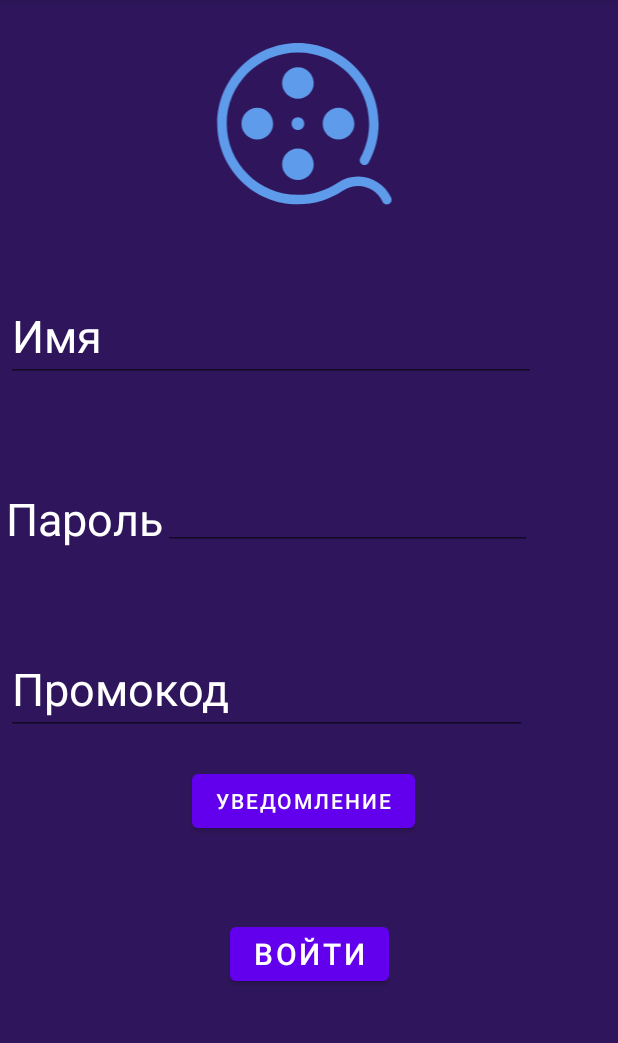
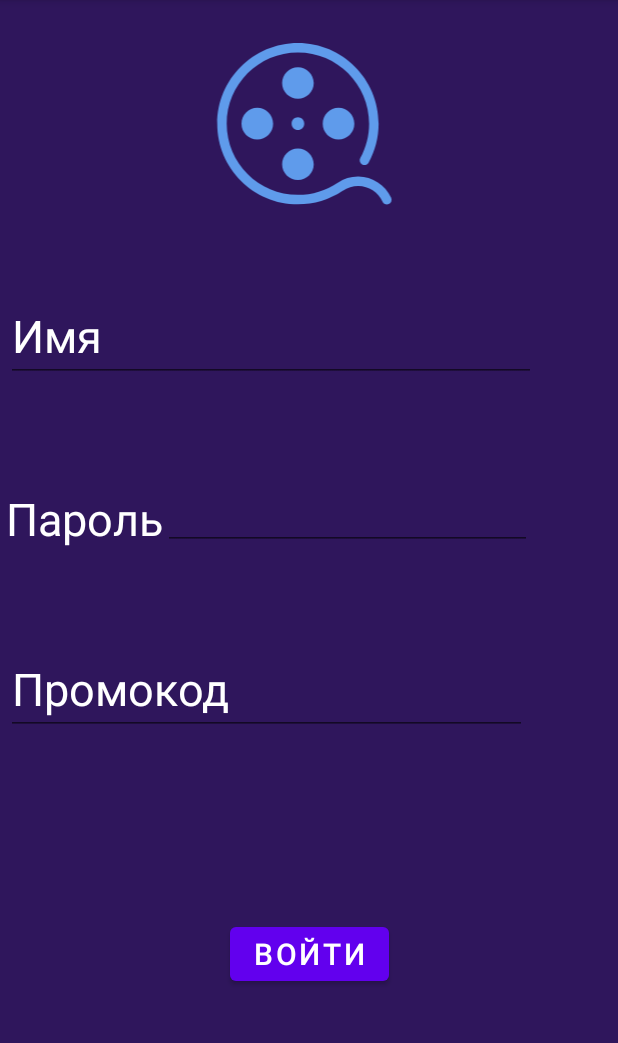
Before and after one commit to AlenaUl18/Fragment, an Android app: the fragment BlankFragment2 placed in its activity, on a phone screen of 412 x 824 dp, the part 84-1127 px from its top. Run offline under Robolectric (Android 15) with nearby library versions, the phone set to English and light mode, and no system bars.

Commit message:
UI И Model

```diff
--- a/app/src/main/java/com/example/my2/BlankFragment.java
+++ /dev/null
@@ -1,135 +0,0 @@
-package com.example.my2;
-
-import android.content.Context;
-import android.graphics.drawable.Drawable;
-import android.os.Bundle;
-
-import androidx.annotation.NonNull;
-import androidx.annotation.Nullable;
-import androidx.fragment.app.Fragment;
-
-import android.util.Log;
-import android.view.LayoutInflater;
-import android.view.View;
-import android.view.ViewGroup;
-import android.widget.Button;
-import android.widget.ImageView;
-import android.widget.TextView;
-import android.widget.Toast;
-
-public class BlankFragment extends Fragment {
-    public BlankFragment() {
-        super(R.layout.fragment_blank);
-    }
-    private final static String TAG = "ContentFragment";
-    private Context context;
-
-    @Override
-    public void onAttach(@NonNull Context context) {
-        super.onAttach(context);
-        Log.d(TAG, "onAttach");
-        Toast.makeText(context, "onAttach", Toast.LENGTH_LONG).show();
-        this.context = context;
-    }
-
-    @Override
-    public void onCreate(Bundle savedInstanceState) {
-        super.onCreate(savedInstanceState);
-        Log.d(TAG, "onCreate");
-        Toast.makeText(context, "onCreate", Toast.LENGTH_LONG).show();
-
-    }
-
-    @Override
-    public View onCreateView(LayoutInflater inflater, ViewGroup container,
-                             Bundle savedInstanceState) {
-        Log.d(TAG, "onCreateView");
-        Toast.makeText(context, "onCreateView", Toast.LENGTH_LONG).show();
-        return inflater.inflate(R.layout.fragment_blank, container, false);
-
-    }
-    @Override
-    public void onViewCreated(@NonNull View view, @Nullable Bundle savedInstanceState) {
-        super.onViewCreated(view, savedInstanceState);
-
-        TextView text = (TextView) view.findViewById(R.id.textView7);
-        String s = "КинотеатрMyCinema";
-        text.setText(s);
-
-        ImageView image = (ImageView) view.findViewById(R.id.imageView2);
-        Drawable draw = getResources().getDrawable(R.drawable.movie_player_play_video_svgrepo_com);
-        image.setImageDrawable(draw);
-        Log.d(TAG, "onViewCreated");
-        Toast.makeText(context, "onViewCreated", Toast.LENGTH_LONG).show();
-        Button button = view.findViewById(R.id.button3);
-        button.setOnClickListener(v -> { Bundle result = new Bundle();
-            result.putString("bundleKey", String.valueOf("Аня"));
-            getParentFragmentManager().setFragmentResult("requestKey", result); getParentFragmentManager().beginTransaction().replace(R.id.fragment_container_view, BlankFragment2.class, null).commit();});
-        Button button1 = view.findViewById(R.id.button);
-        button1.setOnClickListener(v -> {
-            getParentFragmentManager().beginTransaction().replace(R.id.fragment_container_view, BlankFragment3.class, null).commit();
-        });
-        Button button2 = view.findViewById(R.id.button2);
-        button2.setOnClickListener(v -> {
-            getParentFragmentManager().beginTransaction().replace(R.id.fragment_container_view, BlankFragment4.class, null).commit();
-        });
-    }
-    @Override
-    public void onViewStateRestored(@Nullable Bundle savedInstanceState) {
-        super.onViewStateRestored(savedInstanceState);
-        Log.d(TAG, "onViewStateRestored");
-        Toast.makeText(context, "onViewStateRestored", Toast.LENGTH_LONG).show();
-    }
-
-    @Override
-    public void onStart() {
-        super.onStart();
-        Log.d(TAG, "onStart");
-        Toast.makeText(context, "OnStart", Toast.LENGTH_LONG).show();
-    }
-
-    @Override
-    public void onResume() {
-        super.onResume();
-        Log.d(TAG, "onResume");
-        Toast.makeText(context, "OnResume", Toast.LENGTH_LONG).show();
-    }
-
-    @Override
-    public void onPause() {
-        super.onPause();
-        Log.d(TAG, "onPause");
-        Toast.makeText(context, "OnPause", Toast.LENGTH_LONG).show();
-    }
-
-    @Override
-    public void onStop() {
-        super.onStop();
-        Log.d(TAG, "onStop");
-        Toast.makeText(context, "OnStop", Toast.LENGTH_LONG).show();
-        if (getActivity().isFinishing()) {
-            getActivity().finish();
-        }
-    }
-
-    @Override
-    public void onDestroyView() {
-        Log.d(TAG, "onDestroyView");
-        Toast.makeText(context, "onDestroyView", Toast.LENGTH_LONG).show();
-        super.onDestroyView();
-    }
-
-    @Override
-    public void onDestroy() {
-        Log.d(TAG, "onDestroy");
-        Toast.makeText(context, "onDestroy", Toast.LENGTH_LONG).show();
-        super.onDestroy();
-    }
-
-    @Override
-    public void onDetach() {
-        Log.d(TAG, "onDetach");
-        Toast.makeText(context, "onDetach", Toast.LENGTH_LONG).show();
-        super.onDetach();
-    }
-}
--- a/app/src/main/java/com/example/my2/BlankFragment2.java
+++ /dev/null
@@ -1,110 +0,0 @@
-package com.example.my2;
-
-import static androidx.core.app.NotificationCompat.PRIORITY_HIGH;
-
-import android.app.NotificationChannel;
-import android.app.NotificationManager;
-import android.app.PendingIntent;
-import android.content.Context;
-import android.content.Intent;
-import android.content.pm.PackageManager;
-import android.os.Build;
-import android.os.Bundle;
-
-import androidx.annotation.NonNull;
-import androidx.annotation.Nullable;
-import androidx.core.app.ActivityCompat;
-import androidx.core.app.NotificationCompat;
-import androidx.core.app.NotificationManagerCompat;
-import androidx.fragment.app.Fragment;
-
-import android.view.LayoutInflater;
-import android.view.View;
-import android.view.ViewGroup;
-import android.widget.Button;
-import android.widget.LinearLayout;
-import android.widget.TextView;
-
-public class BlankFragment2 extends Fragment {
-    private NotificationManager notificationManager;
-    private static final int NOTIFY_ID = 1;
-    private static final String CHANNEL_ID = "CHANNEL_ID";
-
-    public BlankFragment2() {
-        super(R.layout.fragment_blank2);
-    }
-
-    public void onViewCreated(@NonNull View view, @Nullable Bundle savedInstanceState) {
-        super.onViewCreated(view, savedInstanceState);
-//        notificationManager = (NotificationManager) getActivity().getSystemService (Context.NOTIFICATION_SERVICE) ;
-//
-//        Button button = view.findViewById(R.id.button5);
-//        button.setOnClickListener(v -> {
-//            Intent intent = new Intent(getActivity(), MainActivity.class);
-//            intent.addFlags(Intent.FLAG_ACTIVITY_CLEAR_TASK | Intent.FLAG_ACTIVITY_NEW_TASK);
-//            PendingIntent pendingIntent = PendingIntent.getActivity(getActivity(), 0, intent, PendingIntent.FLAG_UPDATE_CURRENT);
-//            NotificationCompat.Builder notificationBuilder =
-//                   new NotificationCompat. Builder (getActivity(), CHANNEL_ID)
-//                            .setAutoCancel (false)
-//                            .setSmallIcon(R.drawable.ic_launcher_foreground)
-//                            .setWhen (System. currentTimeMillis())
-//                            .setContentIntent (pendingIntent)
-//                            .setContentTitle("Уведомление")
-//                            .setContentText("Выполнен вход в аккаунт")
-//                            .setPriority (PRIORITY_HIGH);
-//            createChannelIfNeeded(notificationManager) ;
-//            notificationManager.notify(NOTIFY_ID, notificationBuilder.build());
-//
-//
-//            //getParentFragmentManager().beginTransaction().replace(R.id.fragment_container_view, BlankFragment.class, null).commit();
-//        });
-//        Button button1 = view.findViewById(R.id.button4);
-//        button1.setOnClickListener(v -> {
-//            getActivity().startService(new Intent(getActivity(), Services.class));
-//    });}
-//    public static void createChannelIfNeeded(NotificationManager manager) {
-//        if (Build.VERSION.SDK_INT >= Build.VERSION_CODES.O) {
-//            NotificationChannel notificationChannel = new NotificationChannel(CHANNEL_ID, CHANNEL_ID, NotificationManager.IMPORTANCE_DEFAULT);
-//            manager.createNotificationChannel(notificationChannel);
-//        }
-//    }
-        if (Build.VERSION.SDK_INT >= Build.VERSION_CODES.O) {
-            NotificationChannel channel = new NotificationChannel("My Notification", "My Notification", NotificationManager.IMPORTANCE_DEFAULT);
-            NotificationManager manager = getContext().getSystemService(NotificationManager.class);
-            manager.createNotificationChannel(channel);
-        }
-
-        Button addButton = view.findViewById(R.id.button5);
-        addButton.setOnClickListener(new View.OnClickListener() {
-            @Override
-            public void onClick(View view) {
-                NotificationCompat.Builder builder = new NotificationCompat.Builder(getContext(), "My Notification");
-                builder.setSmallIcon(R.drawable.movie_camera_svgrepo_com);
-                builder.setContentTitle("My Title");
-                builder.setContentText("Hello");
-                builder.setAutoCancel(true);
-                //.setPriority(NotificationCompat.PRIORITY_DEFAULT);
-                NotificationManagerCompat managerCompat = NotificationManagerCompat.from(getContext());
-                if (ActivityCompat.checkSelfPermission(getContext(), android.Manifest.permission.POST_NOTIFICATIONS) != PackageManager.PERMISSION_GRANTED) {
-                    // TODO: Consider calling
-                    //    ActivityCompat#requestPermissions
-                    // here to request the missing permissions, and then overriding
-                    //   public void onRequestPermissionsResult(int requestCode, String[] permissions,
-                    //                                          int[] grantResults)
-                    // to handle the case where the user grants the permission. See the documentation
-                    // for ActivityCompat#requestPermissions for more details.
-                    return;
-                }
-                managerCompat.notify(1, builder.build());
-            }
-        });
-
-        Button serviceButton = view.findViewById(R.id.button4);
-        serviceButton.setOnClickListener(new View.OnClickListener() {
-            @Override
-            public void onClick(View view) {
-                getActivity().startService(new Intent(getActivity(), Services.class));
-            }
-        });
-    }
-}
--- a/app/src/main/java/com/example/my2/MainActivity.java
+++ b/app/src/main/java/com/example/my2/MainActivity.java
@@ -3,6 +3,8 @@ package com.example.my2;
 import androidx.appcompat.app.AppCompatActivity;
 
 import android.os.Bundle;
+
+import com.example.my2.UI.BlankFragment;
 
 public class MainActivity extends AppCompatActivity {
 
--- a/app/src/main/java/com/example/my2/List1.java
+++ b/app/src/main/java/com/example/my2/Model/List1.java
@@ -1,4 +1,4 @@
-package com.example.my2;
+package com.example.my2.Model;
 
 public class List1 {
     private int image;
--- a/app/src/main/java/com/example/my2/MyListAdapter.java
+++ b/app/src/main/java/com/example/my2/MyListAdapter.java
@@ -7,6 +7,8 @@ import android.view.ViewGroup;
 import android.widget.ArrayAdapter;
 import android.widget.ImageView;
 import android.widget.TextView;
+
+import com.example.my2.Model.List1;
 
 import java.util.List;
 
--- /dev/null
+++ b/app/src/main/java/com/example/my2/UI/BlankFragment.java
@@ -0,0 +1,44 @@
+package com.example.my2.UI;
+
+import android.content.Context;
+import android.graphics.drawable.Drawable;
+import android.os.Bundle;
+
+import androidx.annotation.NonNull;
+import androidx.annotation.Nullable;
+import androidx.fragment.app.Fragment;
+
+import android.util.Log;
+import android.view.LayoutInflater;
+import android.view.View;
+import android.view.ViewGroup;
+import android.widget.Button;
+import android.widget.ImageView;
+import android.widget.TextView;
+import android.widget.Toast;
+
+import com.example.my2.R;
+
+public class BlankFragment extends Fragment {
+    public BlankFragment() {
+        super(R.layout.fragment_blank);
+    }
+
+    @Override
+    public void onViewCreated(@NonNull View view, @Nullable Bundle savedInstanceState) {
+        super.onViewCreated(view, savedInstanceState);
+
+        Button button = view.findViewById(R.id.button3);
+        button.setOnClickListener(v -> { Bundle result = new Bundle();
+            result.putString("bundleKey", String.valueOf("Аня"));
+            getParentFragmentManager().setFragmentResult("requestKey", result); getParentFragmentManager().beginTransaction().replace(R.id.fragment_container_view, BlankFragment2.class, null).commit();});
+        Button button1 = view.findViewById(R.id.button);
+        button1.setOnClickListener(v -> {
+            getParentFragmentManager().beginTransaction().replace(R.id.fragment_container_view, BlankFragment3.class, null).commit();
+        });
+        Button button2 = view.findViewById(R.id.button2);
+        button2.setOnClickListener(v -> {
+            getParentFragmentManager().beginTransaction().replace(R.id.fragment_container_view, BlankFragment4.class, null).commit();
+        });
+    }
+}
--- /dev/null
+++ b/app/src/main/java/com/example/my2/UI/BlankFragment2.java
@@ -0,0 +1,39 @@
+package com.example.my2.UI;
+
+import static androidx.core.app.NotificationCompat.PRIORITY_HIGH;
+
+import android.app.NotificationChannel;
+import android.app.NotificationManager;
+import android.app.PendingIntent;
+import android.content.Context;
+import android.content.Intent;
+import android.content.pm.PackageManager;
+import android.os.Build;
+import android.os.Bundle;
+
+import androidx.annotation.NonNull;
+import androidx.annotation.Nullable;
+import androidx.core.app.ActivityCompat;
+import androidx.core.app.NotificationCompat;
+import androidx.core.app.NotificationManagerCompat;
+import androidx.fragment.app.Fragment;
+
+import android.view.LayoutInflater;
+import android.view.View;
+import android.view.ViewGroup;
+import android.widget.Button;
+import android.widget.LinearLayout;
+import android.widget.TextView;
+
+import com.example.my2.R;
+
+public class BlankFragment2 extends Fragment {
+
+    public BlankFragment2() {
+        super(R.layout.fragment_blank2);
+    }
+
+    public void onViewCreated(@NonNull View view, @Nullable Bundle savedInstanceState) {
+        super.onViewCreated(view, savedInstanceState);
+        }
+}
--- a/app/src/main/java/com/example/my2/BlankFragment3.java
+++ b/app/src/main/java/com/example/my2/UI/BlankFragment3.java
@@ -1,4 +1,4 @@
-package com.example.my2;
+package com.example.my2.UI;
 
 import android.os.Bundle;
 
@@ -11,6 +11,10 @@ import android.view.ViewGroup;
 import android.widget.AdapterView;
 import android.widget.ListView;
 import android.widget.Toast;
+
+import com.example.my2.Model.List1;
+import com.example.my2.MyListAdapter;
+import com.example.my2.R;
 
 import java.util.ArrayList;
 
--- a/app/src/main/res/layout/activity_main.xml
+++ b/app/src/main/res/layout/activity_main.xml
@@ -4,4 +4,4 @@
     android:id="@+id/fragment_container_view"
     android:layout_width="match_parent"
     android:layout_height="match_parent"
-    android:name="com.example.my2.BlankFragment"/>
+    android:name="com.example.my2.UI.BlankFragment"/>
--- a/app/src/main/res/layout/fragment_blank.xml
+++ b/app/src/main/res/layout/fragment_blank.xml
@@ -65,13 +65,15 @@
                 android:id="@+id/imageView2"
                 android:layout_width="wrap_content"
                 android:layout_height="match_parent"
-                android:layout_weight="1" />
+                android:layout_weight="1"
+                android:src="@drawable/movie_player_play_video_svgrepo_com"/>
         </LinearLayout>
 
         <TextView
             android:id="@+id/textView7"
             android:layout_width="wrap_content"
             android:layout_height="wrap_content"
+            android:text="КинотеатрMyCinema"
             android:textAlignment="viewStart"
             android:textColor="@color/white"
             android:textSize="@dimen/text_size30"
--- a/app/src/main/res/layout/fragment_blank2.xml
+++ b/app/src/main/res/layout/fragment_blank2.xml
@@ -80,14 +80,4 @@
         app:layout_constraintStart_toEndOf="@+id/textView3"
         app:layout_constraintTop_toBottomOf="@+id/editTextTextPersonName4" />
 
-    <Button
-        android:id="@+id/button4"
-        android:layout_width="wrap_content"
-        android:layout_height="wrap_content"
-        android:layout_marginStart="128dp"
-        android:layout_marginTop="20dp"
-        android:text="Уведомление"
-        app:layout_constraintStart_toStartOf="parent"
-        app:layout_constraintTop_toBottomOf="@+id/editTextTextPersonName6" />
-
 </androidx.constraintlayout.widget.ConstraintLayout>
--- a/app/src/main/res/layout/fragment_blank3.xml
+++ b/app/src/main/res/layout/fragment_blank3.xml
@@ -4,4 +4,4 @@
     xmlns:tools="http://schemas.android.com/tools"
     android:layout_width="match_parent"
     android:layout_height="match_parent"
-    tools:context=".BlankFragment3"/>
+    tools:context=".UI.BlankFragment3"/>
--- a/app/src/main/res/layout/fragment_blank4.xml
+++ b/app/src/main/res/layout/fragment_blank4.xml
@@ -4,7 +4,7 @@
     xmlns:tools="http://schemas.android.com/tools"
     android:layout_width="match_parent"
     android:layout_height="match_parent"
-    tools:context=".BlankFragment4">
+    tools:context=".UI.BlankFragment4">
 
     <!-- TODO: Update blank fragment layout -->
 
```
Also changed, not shown: app/src/main/AndroidManifest.xml (+0 -7 lines), app/src/main/java/com/example/my2/RecycleAdapter.java (+6 -3 lines), app/src/main/java/com/example/my2/Services.java (deleted, +0 -69 lines), app/src/main/java/com/example/my2/UI/BlankFragment4.java (renamed from app/src/main/java/com/example/my2/BlankFragment4.java, +6 -6 lines), app/src/main/res/layout/service.xml (deleted, +0 -19 lines).
